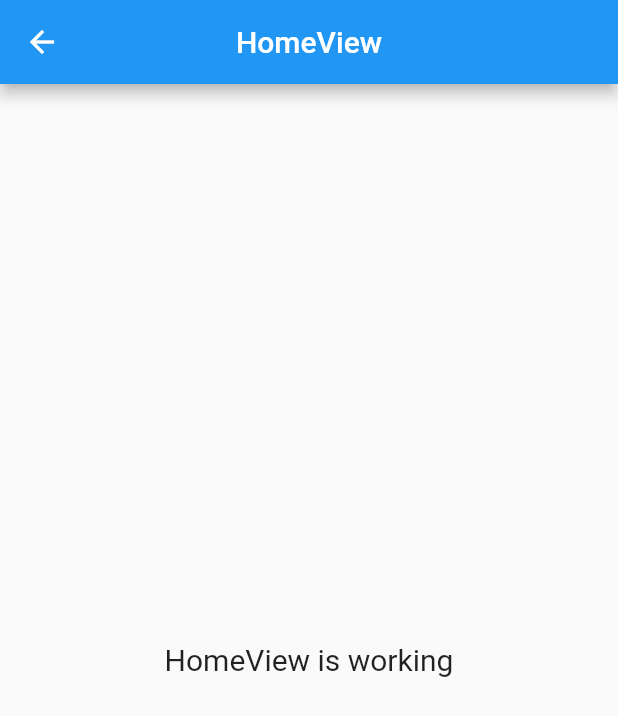
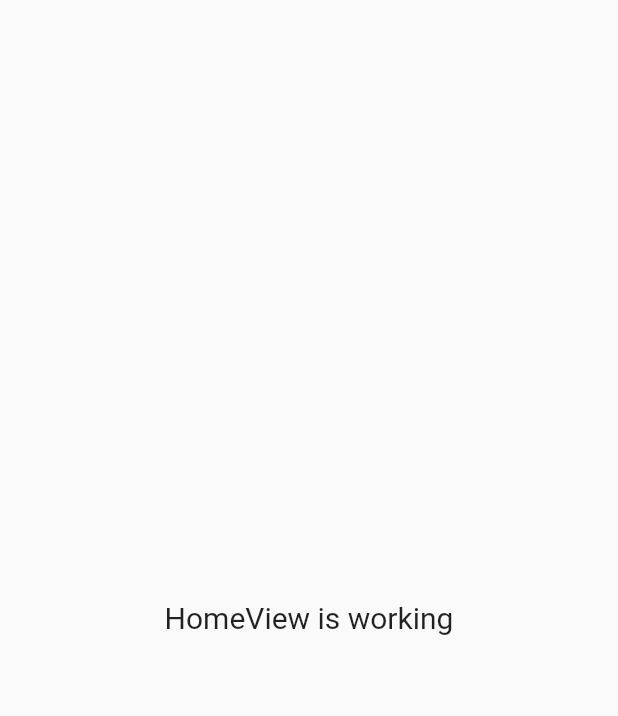
Before and after one commit to yoga1233/test_omega, a Flutter app: the HomeView screen opened by its route, on a phone screen of 412 x 824 dp. Shown: the top 716 px of the screen. Run offline on Flutter 3.47's test engine with Material 2 defaults, Android fonts, the light colour scheme and no system bars; our stand-ins replace get.

Commit message:
initial commit

```diff
--- a/lib/app/modules/home/views/home_view.dart
+++ b/lib/app/modules/home/views/home_view.dart
@@ -9,10 +9,6 @@ class HomeView extends GetView<HomeController> {
   @override
   Widget build(BuildContext context) {
     return Scaffold(
-      appBar: AppBar(
-        title: Text('HomeView'),
-        centerTitle: true,
-      ),
       body: Center(
         child: Text(
           'HomeView is working',
--- a/lib/app/modules/login/views/login_page.dart
+++ b/lib/app/modules/login/views/login_page.dart
@@ -2,6 +2,7 @@ import 'package:flutter/material.dart';
 import 'package:get/get.dart';
 import 'package:test_omega/app/modules/home/views/home_view.dart';
 import 'package:test_omega/app/modules/login/controllers/login_controller.dart';
+import 'package:test_omega/app/routes/app_pages.dart';
 
 import '../widgets/custom_text_form.dart';
 
@@ -70,7 +71,7 @@ class LoginPage extends GetView<LoginController> {
               Obx(() => InkWell(
                     onTap: controller.isValidateForm.value
                         ? () {
-                            Get.off(() => const HomeView());
+                            Get.offNamedUntil(Routes.home, (route) => false);
                           }
                         : () {},
                     child: Container(
--- a/lib/app/routes/app_pages.dart
+++ b/lib/app/routes/app_pages.dart
@@ -1,7 +1,7 @@
 import 'package:get/get.dart';
 import 'package:test_omega/app/modules/login/bindings/login_binding.dart';
-import 'package:test_omega/app/modules/login/controllers/login_controller.dart';
 import 'package:test_omega/app/modules/login/views/login_page.dart';
+import 'package:test_omega/app/modules/main/views/main_page.dart';
 
 import '../modules/home/bindings/home_binding.dart';
 import '../modules/home/views/home_view.dart';
@@ -24,5 +24,9 @@ class AppPages {
       page: () => const HomeView(),
       binding: HomeBinding(),
     ),
+    GetPage(
+      name: _Paths.main,
+      page: () => const MainPage(),
+    )
   ];
 }
--- a/lib/app/routes/app_routes.dart
+++ b/lib/app/routes/app_routes.dart
@@ -5,10 +5,12 @@ abstract class Routes {
   Routes._();
   static const home = _Paths.home;
   static const login = _Paths.login;
+  static const main = _Paths.main;
 }
 
 abstract class _Paths {
   _Paths._();
   static const home = '/home';
   static const login = '/';
+  static const main = '/main';
 }
```
Also changed, not shown: lib/app/modules/main/views/main_page.dart (added, +26 -0 lines).
